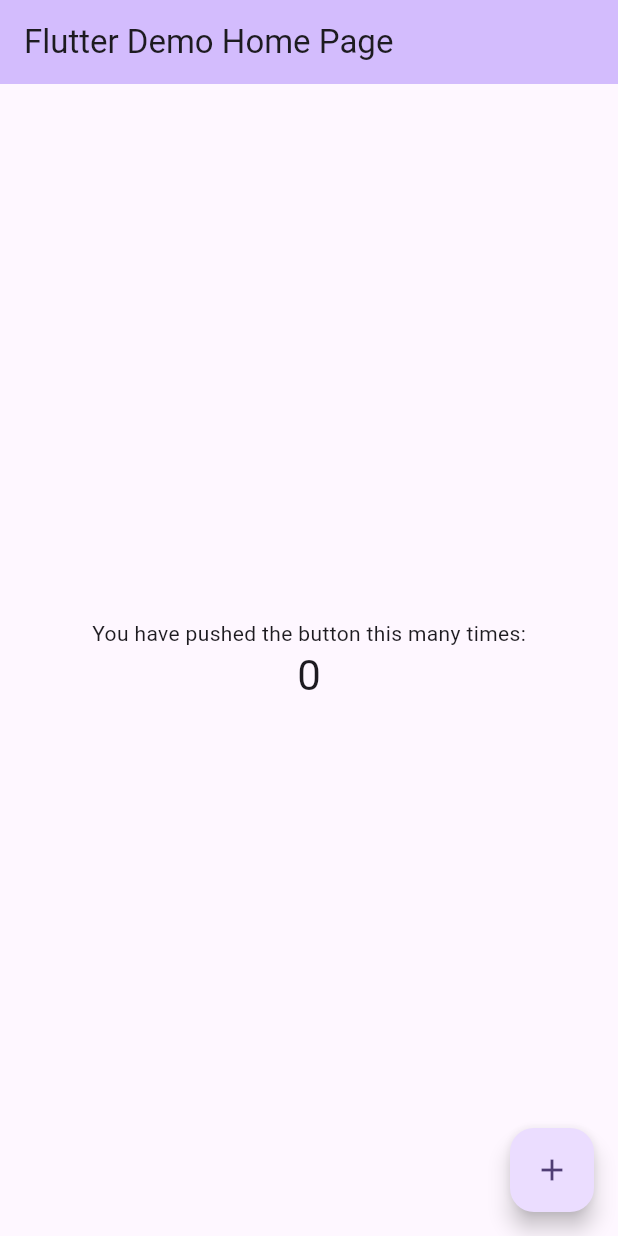
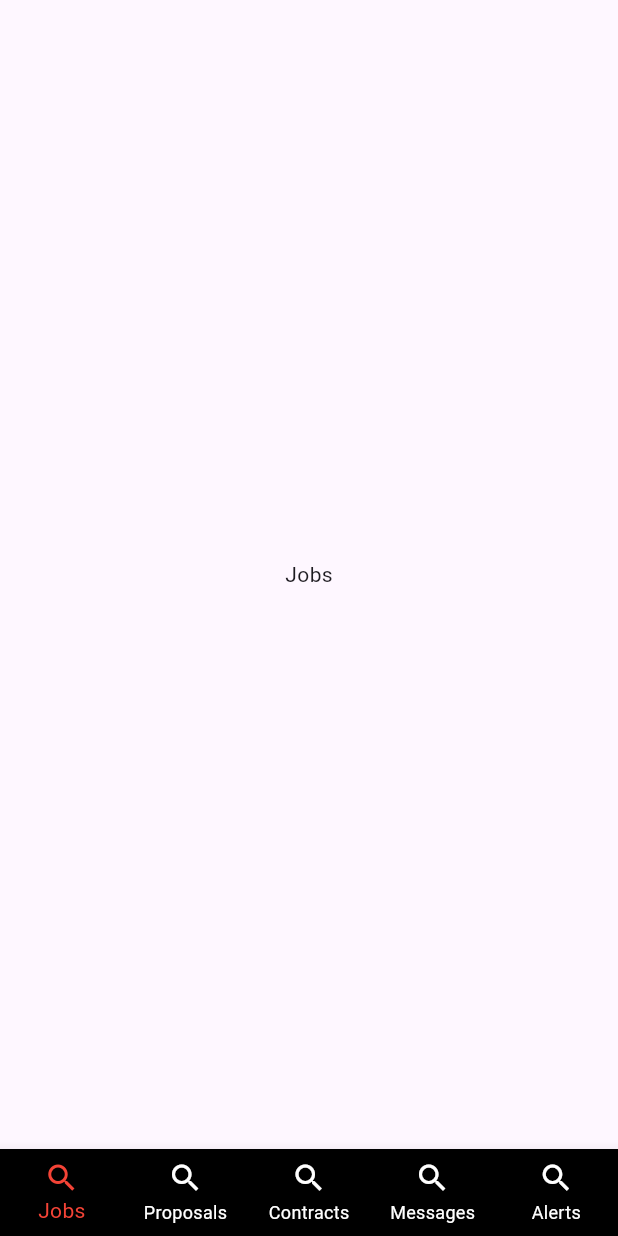
Before and after one commit to starmayomp/cloneupworkapp, a Flutter app: the screen it shows after launch, on a phone screen of 412 x 824 dp. Run offline on Flutter 3.47's test engine with Material 3 defaults, Android fonts, the phone set to English and light mode, and no system bars.

Commit message:
First Commit

```diff
--- /dev/null
+++ b/cloneupworkapp/lib/app.dart
@@ -0,0 +1,18 @@
+import 'package:flutter/material.dart';
+import 'bottom_nav_bar.dart';
+
+class App extends StatelessWidget {
+  const App({super.key});
+
+  @override
+  Widget build(BuildContext context) {
+    return MaterialApp(
+      home: const BottomNavBar(),
+      debugShowCheckedModeBanner: false,
+      theme: ThemeData(
+        primaryColor: Colors.green,
+        useMaterial3: true,
+      ),
+    );
+  }
+}
--- /dev/null
+++ b/cloneupworkapp/lib/bottom_nav_bar.dart
@@ -0,0 +1,53 @@
+import 'package:cloneupworkapp/screens/alerts.dart';
+import 'package:cloneupworkapp/screens/contracts.dart';
+import 'package:cloneupworkapp/screens/jobs.dart';
+import 'package:cloneupworkapp/screens/messages.dart';
+import 'package:cloneupworkapp/screens/proposals.dart';
+import 'package:flutter/material.dart';
+
+class BottomNavBar extends StatefulWidget {
+  const BottomNavBar({super.key});
+
+  @override
+  State<BottomNavBar> createState() => _BottomNavBarState();
+}
+
+class _BottomNavBarState extends State<BottomNavBar> {
+  int selected = 0;
+
+  void barnavigation(int index) {
+    setState(() {
+      selected = index;
+    });
+  }
+
+  final List _screens = [
+    const Jobs(),
+    const Proposals(),
+    const Contracts(),
+    const Messages(),
+    const Alerts(),
+  ];
+
+  @override
+  Widget build(BuildContext context) {
+    return Scaffold(
+      body: _screens[selected],
+      bottomNavigationBar: BottomNavigationBar(
+        type: BottomNavigationBarType.fixed,
+        selectedItemColor: Colors.red,
+        unselectedItemColor: Colors.white,
+        backgroundColor: Colors.black,
+        currentIndex: selected,
+        onTap: barnavigation,
+        items: const [
+          BottomNavigationBarItem(icon: Icon(Icons.search), label: 'Jobs'),
+          BottomNavigationBarItem(icon: Icon(Icons.search), label: 'Proposals'),
+          BottomNavigationBarItem(icon: Icon(Icons.search), label: 'Contracts'),
+          BottomNavigationBarItem(icon: Icon(Icons.search), label: 'Messages'),
+          BottomNavigationBarItem(icon: Icon(Icons.search), label: 'Alerts'),
+        ],
+      ),
+    );
+  }
+}
--- a/cloneupworkapp/lib/main.dart
+++ b/cloneupworkapp/lib/main.dart
@@ -1,125 +1,6 @@
+import 'package:cloneupworkapp/app.dart';
 import 'package:flutter/material.dart';
 
 void main() {
-  runApp(const MyApp());
+  runApp(const App());
 }
-
-class MyApp extends StatelessWidget {
-  const MyApp({super.key});
-
-  // This widget is the root of your application.
-  @override
-  Widget build(BuildContext context) {
-    return MaterialApp(
-      title: 'Flutter Demo',
-      theme: ThemeData(
-        // This is the theme of your application.
-        //
-        // TRY THIS: Try running your application with "flutter run". You'll see
-        // the application has a purple toolbar. Then, without quitting the app,
-        // try changing the seedColor in the colorScheme below to Colors.green
-        // and then invoke "hot reload" (save your changes or press the "hot
-        // reload" button in a Flutter-supported IDE, or press "r" if you used
-        // the command line to start the app).
-        //
-        // Notice that the counter didn't reset back to zero; the application
-        // state is not lost during the reload. To reset the state, use hot
-        // restart instead.
-        //
-        // This works for code too, not just values: Most code changes can be
-        // tested with just a hot reload.
-        colorScheme: ColorScheme.fromSeed(seedColor: Colors.deepPurple),
-        useMaterial3: true,
-      ),
-      home: const MyHomePage(title: 'Flutter Demo Home Page'),
-    );
-  }
-}
-
-class MyHomePage extends StatefulWidget {
-  const MyHomePage({super.key, required this.title});
-
-  // This widget is the home page of your application. It is stateful, meaning
-  // that it has a State object (defined below) that contains fields that affect
-  // how it looks.
-
-  // This class is the configuration for the state. It holds the values (in this
-  // case the title) provided by the parent (in this case the App widget) and
-  // used by the build method of the State. Fields in a Widget subclass are
-  // always marked "final".
-
-  final String title;
-
-  @override
-  State<MyHomePage> createState() => _MyHomePageState();
-}
-
-class _MyHomePageState extends State<MyHomePage> {
-  int _counter = 0;
-
-  void _incrementCounter() {
-    setState(() {
-      // This call to setState tells the Flutter framework that something has
-      // changed in this State, which causes it to rerun the build method below
-      // so that the display can reflect the updated values. If we changed
-      // _counter without calling setState(), then the build method would not be
-      // called again, and so nothing would appear to happen.
-      _counter++;
-    });
-  }
-
-  @override
-  Widget build(BuildContext context) {
-    // This method is rerun every time setState is called, for instance as done
-    // by the _incrementCounter method above.
-    //
-    // The Flutter framework has been optimized to make rerunning build methods
-    // fast, so that you can just rebuild anything that needs updating rather
-    // than having to individually change instances of widgets.
-    return Scaffold(
-      appBar: AppBar(
-        // TRY THIS: Try changing the color here to a specific color (to
-        // Colors.amber, perhaps?) and trigger a hot reload to see the AppBar
-        // change color while the other colors stay the same.
-        backgroundColor: Theme.of(context).colorScheme.inversePrimary,
-        // Here we take the value from the MyHomePage object that was created by
-        // the App.build method, and use it to set our appbar title.
-        title: Text(widget.title),
-      ),
-      body: Center(
-        // Center is a layout widget. It takes a single child and positions it
-        // in the middle of the parent.
-        child: Column(
-          // Column is also a layout widget. It takes a list of children and
-          // arranges them vertically. By default, it sizes itself to fit its
-          // children horizontally, and tries to be as tall as its parent.
-          //
-          // Column has various properties to control how it sizes itself and
-          // how it positions its children. Here we use mainAxisAlignment to
-          // center the children vertically; the main axis here is the vertical
-          // axis because Columns are vertical (the cross axis would be
-          // horizontal).
-          //
-          // TRY THIS: Invoke "debug painting" (choose the "Toggle Debug Paint"
-          // action in the IDE, or press "p" in the console), to see the
-          // wireframe for each widget.
-          mainAxisAlignment: MainAxisAlignment.center,
-          children: <Widget>[
-            const Text(
-              'You have pushed the button this many times:',
-            ),
-            Text(
-              '$_counter',
-              style: Theme.of(context).textTheme.headlineMedium,
-            ),
-          ],
-        ),
-      ),
-      floatingActionButton: FloatingActionButton(
-        onPressed: _incrementCounter,
-        tooltip: 'Increment',
-        child: const Icon(Icons.add),
-      ), // This trailing comma makes auto-formatting nicer for build methods.
-    );
-  }
-}
--- /dev/null
+++ b/cloneupworkapp/lib/screens/alerts.dart
@@ -0,0 +1,14 @@
+import 'package:flutter/material.dart';
+
+class Alerts extends StatelessWidget {
+  const Alerts({super.key});
+
+  @override
+  Widget build(BuildContext context) {
+    return const Scaffold(
+      body: Center(
+        child: Text('Alerts'),
+      ),
+    );
+  }
+}
--- /dev/null
+++ b/cloneupworkapp/lib/screens/contracts.dart
@@ -0,0 +1,14 @@
+import 'package:flutter/material.dart';
+
+class Contracts extends StatelessWidget {
+  const Contracts({super.key});
+
+  @override
+  Widget build(BuildContext context) {
+    return const Scaffold(
+      body: Center(
+        child: Text('Contracts'),
+      ),
+    );
+  }
+}
--- /dev/null
+++ b/cloneupworkapp/lib/screens/jobs.dart
@@ -0,0 +1,14 @@
+import 'package:flutter/material.dart';
+
+class Jobs extends StatelessWidget {
+  const Jobs({super.key});
+
+  @override
+  Widget build(BuildContext context) {
+    return const Scaffold(
+      body: Center(
+        child: Text('Jobs'),
+      ),
+    );
+  }
+}
--- /dev/null
+++ b/cloneupworkapp/lib/screens/messages.dart
@@ -0,0 +1,14 @@
+import 'package:flutter/material.dart';
+
+class Messages extends StatelessWidget {
+  const Messages({super.key});
+
+  @override
+  Widget build(BuildContext context) {
+    return const Scaffold(
+      body: Center(
+        child: Text('Messages'),
+      ),
+    );
+  }
+}
--- /dev/null
+++ b/cloneupworkapp/lib/screens/proposals.dart
@@ -0,0 +1,14 @@
+import 'package:flutter/material.dart';
+
+class Proposals extends StatelessWidget {
+  const Proposals({super.key});
+
+  @override
+  Widget build(BuildContext context) {
+    return const Scaffold(
+      body: Center(
+        child: Text('Proposals'),
+      ),
+    );
+  }
+}
```
Also changed, not shown: 1 other file.
